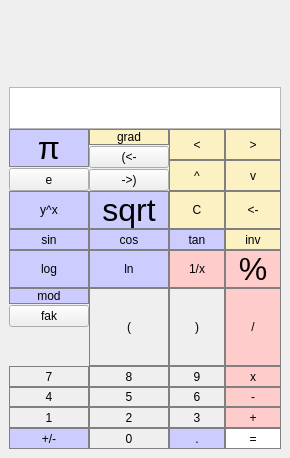
First picture: the form in instructor/Calculator_cmake/mainwindow.ui, repository ajjkoch/allgaeu_rechner, before the edit.
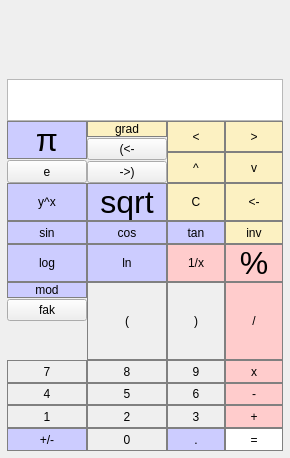
Second picture: the form after the edit. Icons and pictures are not drawn.

Commit message: Move calculator layout and display styling into Qt Designer

Patch:
```diff
--- a/instructor/Calculator_cmake/mainwindow.ui
+++ b/instructor/Calculator_cmake/mainwindow.ui
@@ -28,6 +28,11 @@
     </sizepolicy>
    </property>
    <layout class="QVBoxLayout" name="verticalLayout">
+    <property name="spacing"><number>0</number></property>
+    <property name="leftMargin"><number>7</number></property>
+    <property name="topMargin"><number>7</number></property>
+    <property name="rightMargin"><number>7</number></property>
+    <property name="bottomMargin"><number>7</number></property>
         <item><widget class="QLabel" name="alpineHeader"><property name="minimumSize"><size><width>0</width><height>72</height></size></property><property name="maximumSize"><size><width>16777215</width><height>88</height></size></property><property name="styleSheet"><string notr="true">QLabel { border-image: url(:/alpine/header.jpg) 0 0 0 0 stretch stretch; }</string></property></widget></item>
 <item>
      <layout class="QGridLayout" name="gridLayout" rowstretch="0,0,0,0,0,0,0,0,0,0,0,0,0,0,0" columnstretch="0,0,0,0">
@@ -477,12 +482,7 @@
           <height>42</height>
          </size>
         </property>
-        <property name="font">
-         <font>
-          <family>Tahoma</family>
-          <pointsize>24</pointsize>
-         </font>
-        </property>
+        <property name="font"><font><family>Georgia</family><pointsize>18</pointsize><weight>75</weight><bold>true</bold></font></property>
         <property name="mouseTracking">
          <bool>true</bool>
         </property>
```
